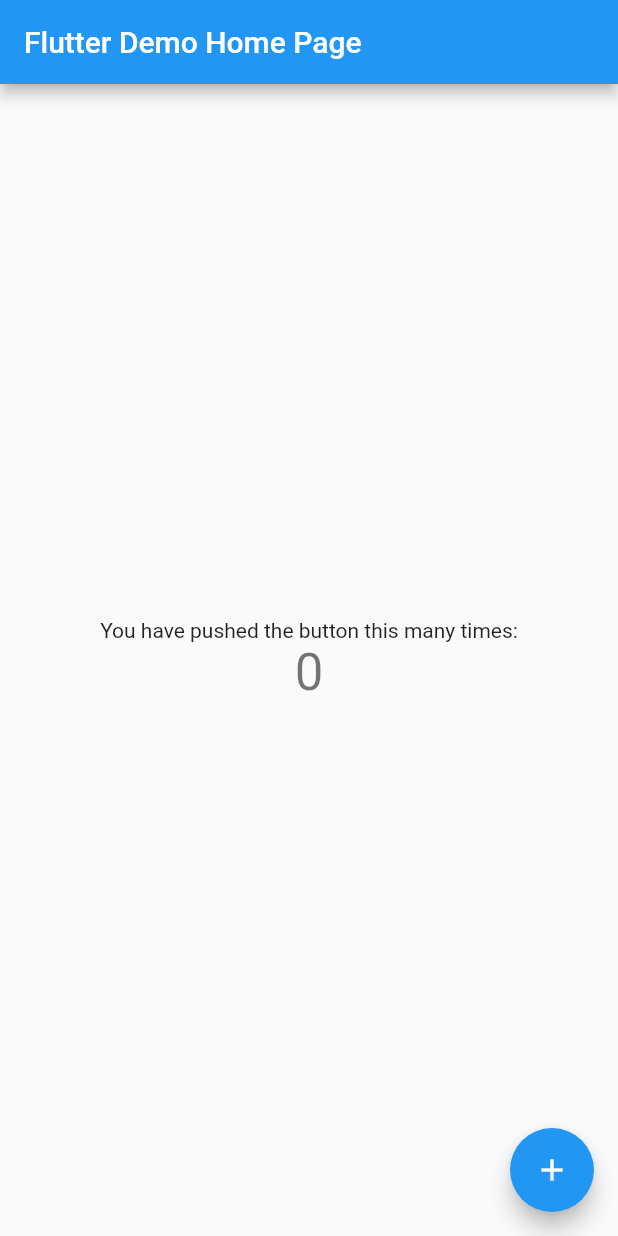
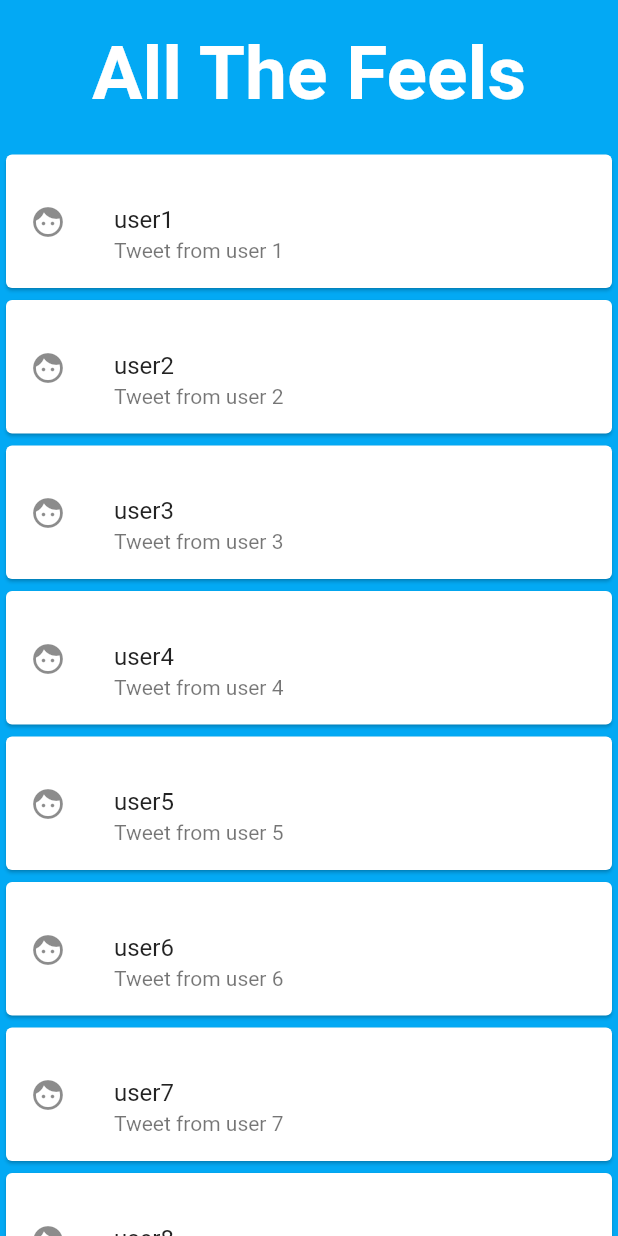
Before and after one commit to rpadilla6/All_The_Feels-Flutter, a Flutter app: the screen it shows after launch, on a phone screen of 412 x 824 dp. Run offline on Flutter 3.47's test engine with Material 2 defaults, Android fonts, the phone set to English and light mode, and no system bars.

Commit message:
Added initial flutter project

```diff
--- a/lib/main.dart
+++ b/lib/main.dart
@@ -1,3 +1,4 @@
+import 'package:all_the_feels_flutter/ui/home.dart';
 import 'package:flutter/material.dart';
 
 void main() => runApp(new MyApp());
@@ -7,103 +8,14 @@ class MyApp extends StatelessWidget {
   @override
   Widget build(BuildContext context) {
     return new MaterialApp(
-      title: 'Flutter Demo',
+      debugShowCheckedModeBanner: false,
       theme: new ThemeData(
-        // This is the theme of your application.
-        //
-        // Try running your application with "flutter run". You'll see the
-        // application has a blue toolbar. Then, without quitting the app, try
-        // changing the primarySwatch below to Colors.green and then invoke
-        // "hot reload" (press "r" in the console where you ran "flutter run",
-        // or press Run > Flutter Hot Reload in IntelliJ). Notice that the
-        // counter didn't reset back to zero; the application is not restarted.
-        primarySwatch: Colors.blue,
+        primarySwatch: Colors.lightBlue,
+        backgroundColor: Colors.lightBlue,
+        accentColor: Colors.white,
       ),
-      home: new MyHomePage(title: 'Flutter Demo Home Page'),
+      title: 'All The Feels',
+      home: new HomePage(),
     );
   }
 }
-
-class MyHomePage extends StatefulWidget {
-  MyHomePage({Key key, this.title}) : super(key: key);
-
-  // This widget is the home page of your application. It is stateful, meaning
-  // that it has a State object (defined below) that contains fields that affect
-  // how it looks.
-
-  // This class is the configuration for the state. It holds the values (in this
-  // case the title) provided by the parent (in this case the App widget) and
-  // used by the build method of the State. Fields in a Widget subclass are
-  // always marked "final".
-
-  final String title;
-
-  @override
-  _MyHomePageState createState() => new _MyHomePageState();
-}
-
-class _MyHomePageState extends State<MyHomePage> {
-  int _counter = 0;
-
-  void _incrementCounter() {
-    setState(() {
-      // This call to setState tells the Flutter framework that something has
-      // changed in this State, which causes it to rerun the build method below
-      // so that the display can reflect the updated values. If we changed
-      // _counter without calling setState(), then the build method would not be
-      // called again, and so nothing would appear to happen.
-      _counter++;
-    });
-  }
-
-  @override
-  Widget build(BuildContext context) {
-    // This method is rerun every time setState is called, for instance as done
-    // by the _incrementCounter method above.
-    //
-    // The Flutter framework has been optimized to make rerunning build methods
-    // fast, so that you can just rebuild anything that needs updating rather
-    // than having to individually change instances of widgets.
-    return new Scaffold(
-      appBar: new AppBar(
-        // Here we take the value from the MyHomePage object that was created by
-        // the App.build method, and use it to set our appbar title.
-        title: new Text(widget.title),
-      ),
-      body: new Center(
-        // Center is a layout widget. It takes a single child and positions it
-        // in the middle of the parent.
-        child: new Column(
-          // Column is also layout widget. It takes a list of children and
-          // arranges them vertically. By default, it sizes itself to fit its
-          // children horizontally, and tries to be as tall as its parent.
-          //
-          // Invoke "debug paint" (press "p" in the console where you ran
-          // "flutter run", or select "Toggle Debug Paint" from the Flutter tool
-          // window in IntelliJ) to see the wireframe for each widget.
-          //
-          // Column has various properties to control how it sizes itself and
-          // how it positions its children. Here we use mainAxisAlignment to
-          // center the children vertically; the main axis here is the vertical
-          // axis because Columns are vertical (the cross axis would be
-          // horizontal).
-          mainAxisAlignment: MainAxisAlignment.center,
-          children: <Widget>[
-            new Text(
-              'You have pushed the button this many times:',
-            ),
-            new Text(
-              '$_counter',
-              style: Theme.of(context).textTheme.display1,
-            ),
-          ],
-        ),
-      ),
-      floatingActionButton: new FloatingActionButton(
-        onPressed: _incrementCounter,
-        tooltip: 'Increment',
-        child: new Icon(Icons.add),
-      ), // This trailing comma makes auto-formatting nicer for build methods.
-    );
-  }
-}
--- /dev/null
+++ b/lib/model/list_items.dart
@@ -0,0 +1,15 @@
+abstract class ListItem {}
+
+class AppTitle implements ListItem {
+  final String heading;
+
+  AppTitle(this.heading);
+}
+
+class TweetCard implements ListItem {
+  final String handle;
+  final String body;
+  final double rating;
+
+  TweetCard(this.handle, this.body, this.rating);
+}
--- /dev/null
+++ b/lib/ui/home.dart
@@ -0,0 +1,65 @@
+import 'package:all_the_feels_flutter/model/list_items.dart';
+import 'package:flutter/material.dart';
+
+class HomePage extends StatefulWidget {
+  @override
+  _HomePageState createState() => _HomePageState();
+}
+
+class _HomePageState extends State<HomePage> {
+  List<ListItem> items;
+
+  _HomePageState() {
+    items = List<ListItem>.generate(
+      16,
+      (i) => i == 0
+          ? AppTitle("All The Feels")
+          : TweetCard("user$i", "Tweet from user $i", 0.5),
+    );
+  }
+
+  @override
+  Widget build(BuildContext context) {
+    return Scaffold(
+        body: Container(
+      color: Theme.of(context).backgroundColor,
+      child: ListView.builder(
+          itemCount: items.length,
+          itemBuilder: (context, index) {
+            final item = items[index];
+
+            // Make Title
+            if (item is AppTitle) {
+              return Padding(
+                  padding: const EdgeInsets.symmetric(vertical: 20.0),
+                  child: Center(
+                    child: Text(
+                      item.heading,
+                      style: TextStyle(
+                          fontWeight: FontWeight.w700,
+                          color: Colors.white,
+                          fontSize: 50.0),
+                    ),
+                  ));
+              //Make the Cards
+            } else if (item is TweetCard) {
+              return new Card(
+                child: Column(
+                  mainAxisSize: MainAxisSize.min,
+                  children: <Widget>[
+                    Padding(
+                      padding: const EdgeInsets.only(top: 17.0),
+                    ),
+                    ListTile(
+                      leading: const Icon(Icons.face),
+                      title: Text(item.handle),
+                      subtitle: Text(item.body),
+                    )
+                  ],
+                ),
+              );
+            }
+          }),
+    ));
+  }
+}
```
